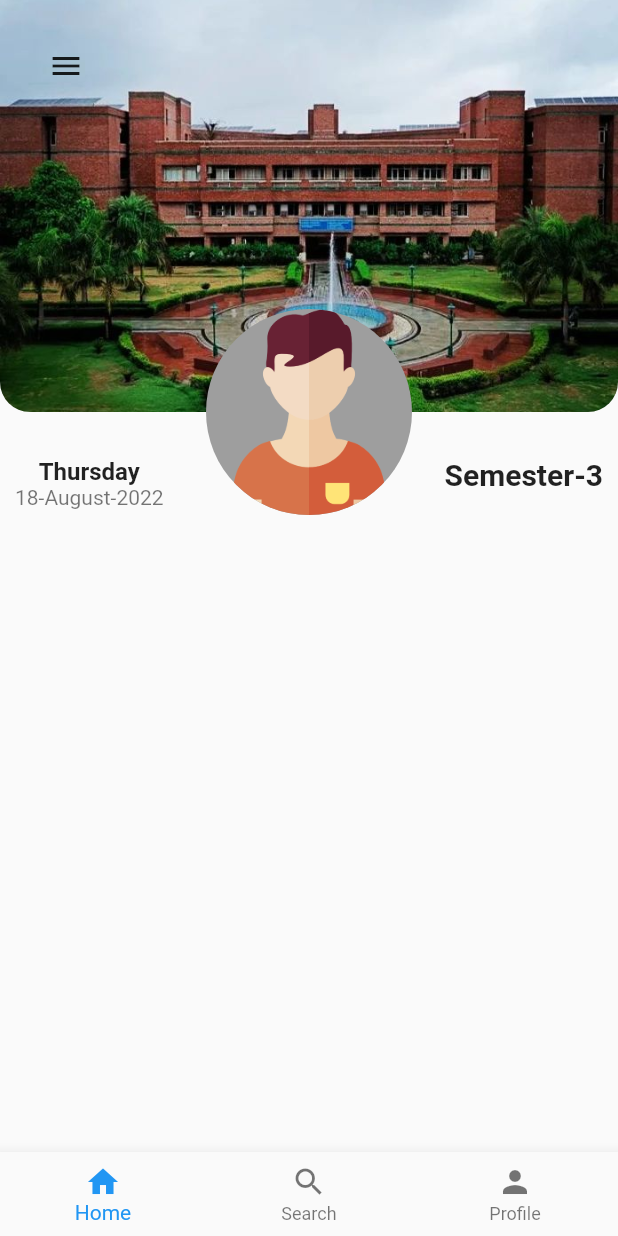
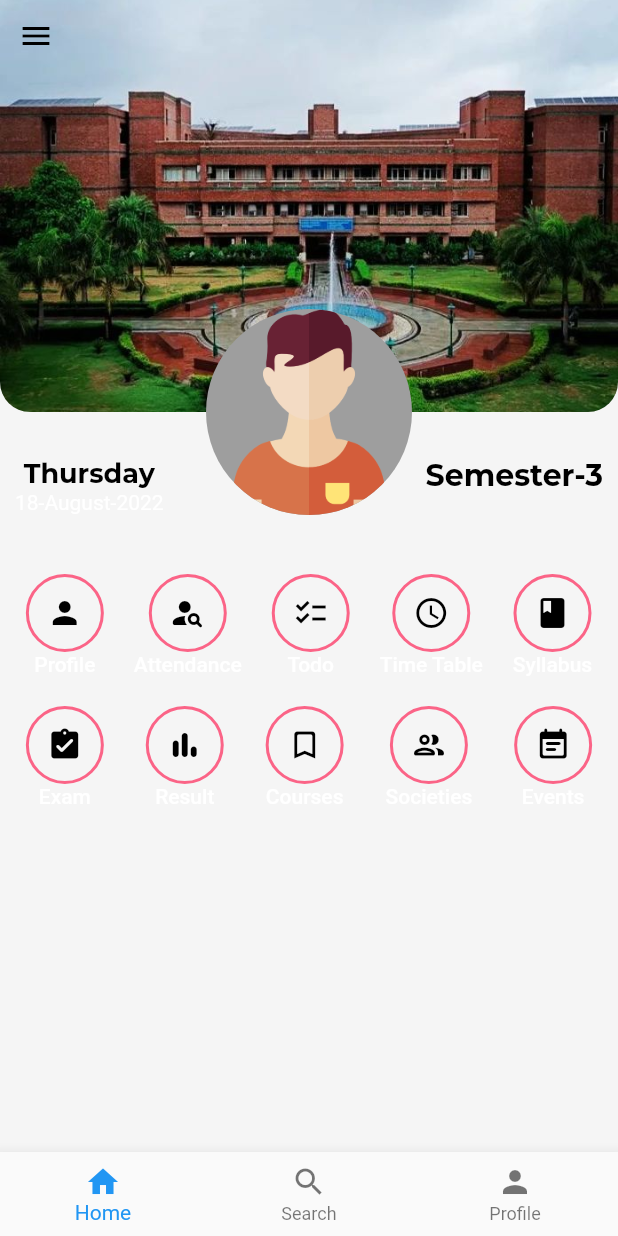
Before and after one commit to PriyanshuSharma23/nsut_clone, a Flutter app: the screen it shows after launch, on a phone screen of 412 x 824 dp. Run offline on Flutter 3.47's test engine with Material 2 defaults, Android fonts, the phone set to English and light mode, and no system bars; our stand-ins replace get, google_fonts; statements that could not run were skipped.

Commit message:
added url launcher made home screen action icons

```diff
--- /dev/null
+++ b/lib/constants.dart
@@ -0,0 +1,83 @@
+import 'package:flutter/material.dart';
+import 'package:nsutx/models/name_icon.dart';
+
+Uri IMS_LOGIN_URL = Uri.parse('https://imsnsit.org/imsnsit/');
+
+List<NameIcon> actions = [
+  NameIcon(
+    name: 'Profile',
+    icon: Icons.person,
+    to: '/profile',
+  ),
+  NameIcon(
+    name: 'Attendance',
+    icon: Icons.person_search_rounded,
+    to: '/attendance',
+  ),
+  NameIcon(
+    name: 'Todo',
+    icon: Icons.checklist,
+    to: '/todo',
+  ),
+  NameIcon(
+    name: 'Time Table',
+    icon: Icons.watch_later_outlined,
+    to: '/time_table',
+  ),
+  NameIcon(
+    name: 'Syllabus',
+    icon: Icons.book_rounded,
+    to: '/syllabus',
+  ),
+  NameIcon(
+    name: 'Exam',
+    icon: Icons.assignment_turned_in_rounded,
+    to: '/exam',
+  ),
+  NameIcon(
+    name: 'Result',
+    icon: Icons.bar_chart_rounded,
+    to: '/result',
+  ),
+  NameIcon(
+    name: 'Courses',
+    icon: Icons.bookmark_border_rounded,
+    to: '/courses',
+  ),
+  NameIcon(
+    name: 'Societies',
+    icon: Icons.people_outline_rounded,
+    to: '/societies',
+  ),
+  NameIcon(
+    name: 'Events',
+    icon: Icons.event_note_rounded,
+    to: '/events',
+  ),
+];
+
+// List<NameIcon> actions = [
+//   NameIcon(name: 'Profile', icon: Icons.person),
+
+
+
+
+
+
+
+
+
+// ];
+
+// List<NameIcon> actions = [
+//   NameIcon(name: 'Profile', icon: Icons.person, to: '/profile'),
+//   NameIcon(name: 'Attendance', icon: Icons.person_search_rounded),
+//   NameIcon(name: 'Todo', icon: Icons.checklist),
+//   NameIcon(name: 'Time Table', icon: Icons.watch_later_outlined),
+//   NameIcon(name: 'Syllabus', icon: Icons.book_rounded),
+//   NameIcon(name: 'Exam', icon: Icons.document_scanner_rounded),
+//   NameIcon(name: 'Result', icon: Icons.bar_chart_rounded),
+//   NameIcon(name: 'Courses', icon: Icons.bookmark_border_rounded),
+//   NameIcon(name: 'Societies', icon: Icons.people_outline_rounded),
+//   NameIcon(name: 'Events', icon: Icons.event_note_rounded),
+// ];
--- /dev/null
+++ b/lib/models/name_icon.dart
@@ -0,0 +1,12 @@
+import 'package:flutter/material.dart';
+
+class NameIcon {
+  NameIcon({
+    required this.name,
+    required this.icon,
+    required this.to,
+  });
+  final String name;
+  final IconData icon;
+  final String to;
+}
--- a/lib/screens/home_page.dart
+++ b/lib/screens/home_page.dart
@@ -1,8 +1,10 @@
 import 'package:flutter/material.dart';
+import 'package:nsutx/constants.dart';
 
 import 'package:nsutx/widgets/date_widget.dart';
+import 'package:nsutx/widgets/icon.dart';
 
-import '../widgets/circle_avtar.dart';
+import '../widgets/circle_avatar.dart';
 import '../widgets/theme_button.dart';
 
 class HomePage extends StatelessWidget {
@@ -59,6 +61,19 @@
                       ),
                     ],
                   ),
+                ),
+                Padding(
+                  padding: const EdgeInsets.all(10.0),
+                  child: Wrap(
+                    alignment: WrapAlignment.spaceBetween,
+                    spacing: 20,
+                    runSpacing: 20,
+                    children: actions
+                        .map((item) => CircleIcon(
+                              nameIcon: item,
+                            ))
+                        .toList(),
+                  ),
                 )
               ],
             ),
@@ -69,9 +84,8 @@
               child: Avatar(avatarRadius: avatarRadius),
             ),
             // drawer opener
-            Positioned(
-              top: 20,
-              left: 20,
+            Align(
+              alignment: Alignment.topLeft,
               child: IconButton(
                 icon: const Icon(Icons.menu),
                 onPressed: () {
--- a/lib/theme/dark_theme.dart
+++ b/lib/theme/dark_theme.dart
@@ -3,7 +3,7 @@
 import 'base_themes.dart';
 
 const primaryDark = Color(0xFF1B1F2B);
-const secondaryLight = Color(0xFFFB6487);
+const secondaryDark = Color(0xFFcd395d);
 
 class DarkTheme with BaseTheme {
   ThemeData generateTheme() {
--- a/lib/theme/light_theme.dart
+++ b/lib/theme/light_theme.dart
@@ -18,6 +18,16 @@
       iconTheme: const IconThemeData(
         color: Colors.black,
       ),
+      appBarTheme: theme.appBarTheme.copyWith(
+        color: primaryLight,
+        elevation: 0,
+        actionsIconTheme: const IconThemeData(
+          color: Colors.black,
+        ),
+        iconTheme: const IconThemeData(
+          color: Colors.black,
+        ),
+      ),
     );
   }
 }
--- a/lib/widgets/icon.dart
+++ b/lib/widgets/icon.dart
@@ -1,17 +1,39 @@
 import 'package:flutter/material.dart';
+import 'package:get/get.dart';
+import 'package:nsutx/models/name_icon.dart';
+import 'package:nsutx/theme/dark_theme.dart';
+import 'package:nsutx/theme/light_theme.dart';
 
 class CircleIcon extends StatelessWidget {
-  final IconData icon;
+  final NameIcon nameIcon;
   const CircleIcon({
     Key? key,
-    required this.icon,
+    required this.nameIcon,
   }) : super(key: key);
 
   @override
   Widget build(BuildContext context) {
-    return IconButton(
-      onPressed: () {},
-      icon: Icon(icon),
+    final isDark = Get.theme.brightness == Brightness.dark;
+
+    return Column(
+      children: [
+        Container(
+          decoration: BoxDecoration(
+            shape: BoxShape.circle,
+            border: Border.all(
+              color: isDark ? secondaryDark : secondaryLight,
+              width: 2,
+            ),
+          ),
+          child: IconButton(
+            onPressed: () {
+              Get.toNamed(nameIcon.to);
+            },
+            icon: Icon(nameIcon.icon),
+          ),
+        ),
+        Text(nameIcon.name, style: Get.theme.textTheme.bodyText1),
+      ],
     );
   }
 }
--- a/pubspec.yaml
+++ b/pubspec.yaml
@@ -35,6 +35,7 @@
   cupertino_icons: ^1.0.2
   get: ^4.6.5
   google_fonts: ^3.0.1
+  url_launcher: ^6.1.5
 
 dev_dependencies:
   flutter_test:
```
Also changed, not shown: lib/Controllers/theme_controller.dart (+5 -33 lines), lib/main.dart (+8 -18 lines), lib/screens/profile_page.dart (+39 -10 lines), lib/widgets/circle_avatar.dart (renamed from lib/widgets/circle_avtar.dart), pubspec.lock, 8 other files.
